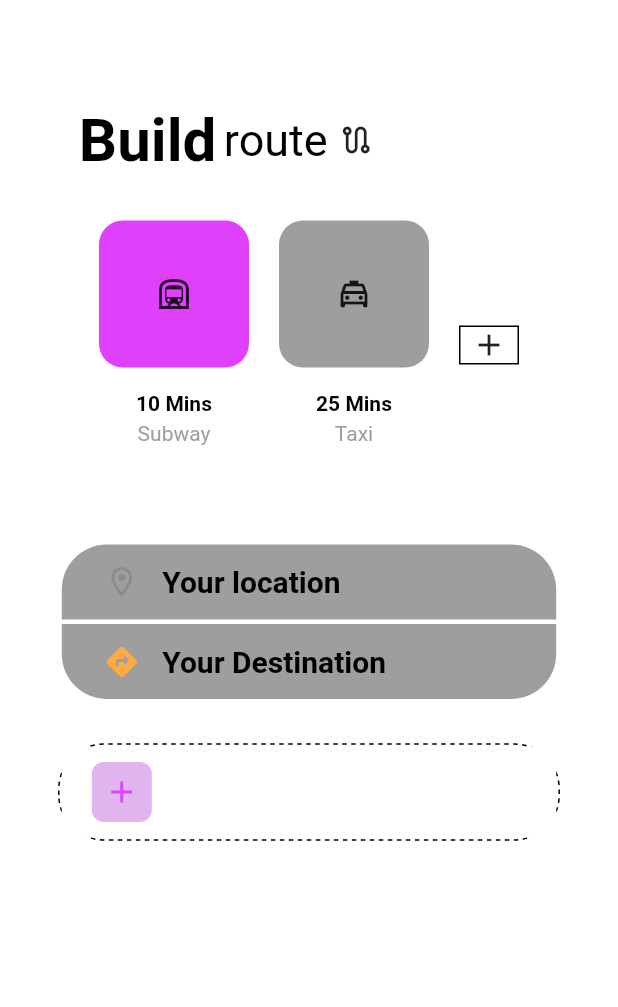
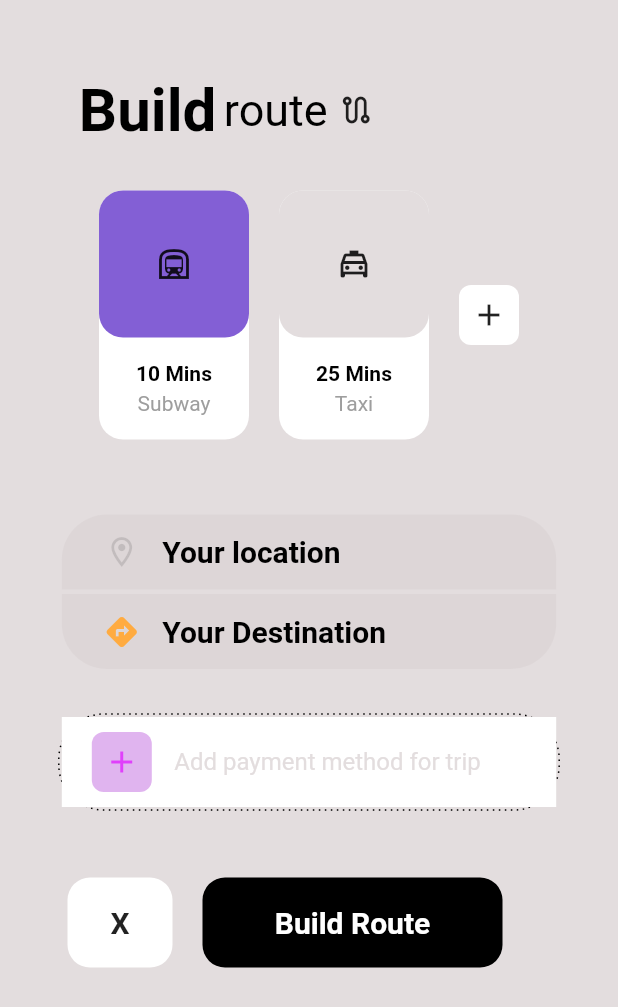
Before and after one commit to DroneCodes/routedriver, a Flutter app: the BuildRoute screen opened directly, on a phone screen of 412 x 824 dp. Shown: the top 1007 px of the screen. Run offline on Flutter 3.47's test engine with Material 2 defaults, Android fonts, the phone set to English and light mode, and no system bars; drawn by our look-alikes of dotted_border; network calls fail.

Commit message:
Finished the BuildRoute page

```diff
--- a/lib/route/route.dart
+++ b/lib/route/route.dart
@@ -9,14 +9,15 @@ class BuildRoute extends StatelessWidget {
   Widget build(BuildContext context) {
     Size size = MediaQuery.of(context).size;
     return Scaffold(
-      backgroundColor: Colors.white,
+      backgroundColor: Color.fromARGB(206, 220, 213, 214),
       body: Container(
         padding: EdgeInsets.all(10),
+        child: Expanded(
           child: Column(
             mainAxisAlignment: MainAxisAlignment.start,
             children: <Widget>[
               Container(
-              padding: EdgeInsets.only(right: 110, top: 60),
+                padding: EdgeInsets.only(right: 110, top: 40),
                 child: Row(
                   mainAxisSize: MainAxisSize.min,
                   mainAxisAlignment: MainAxisAlignment.center,
@@ -58,7 +59,7 @@ class BuildRoute extends StatelessWidget {
                             padding: EdgeInsets.symmetric(horizontal: 16, vertical: 24),
                             decoration: BoxDecoration(
                               borderRadius: BorderRadius.circular(16),
-                            color: Colors.purpleAccent,
+                              color: Color.fromARGB(255, 131, 95, 213),
                             ),
                             child: Container(
                               height: 50,
@@ -96,7 +97,7 @@ class BuildRoute extends StatelessWidget {
                             padding: EdgeInsets.symmetric(horizontal: 16, vertical: 24),
                             decoration: BoxDecoration(
                               borderRadius: BorderRadius.circular(16),
-                            color: Colors.grey,
+                              color: Color.fromARGB(206, 220, 213, 214),
                             ),
                             child: Container(
                               height: 50,
@@ -122,10 +123,11 @@ class BuildRoute extends StatelessWidget {
                     SizedBox(width: 20),
                     Container(
                       decoration: BoxDecoration(
-                      border: Border.all(),
+                        borderRadius: BorderRadius.circular(8),
                         color: Colors.white,
                       ),
                       width: 40,
+                      height: 40,
                       child: Icon(Icons.add,),
                     ),
                   ],
@@ -143,7 +145,7 @@ class BuildRoute extends StatelessWidget {
                   borderRadius: BorderRadius.only(
                       topRight: Radius.circular(30),
                       topLeft: Radius.circular(30)),
-                color: Colors.grey,
+                  color: Color.fromARGB(206, 220, 213, 214),
                 ),
                 height: 50,
                 child: Padding(
@@ -175,7 +177,7 @@ class BuildRoute extends StatelessWidget {
                   borderRadius: BorderRadius.only(
                       bottomRight: Radius.circular(30),
                       bottomLeft: Radius.circular(30)),
-                color: Colors.grey,
+                  color: Color.fromARGB(206, 220, 213, 214),
                 ),
                 height: 50,
                 child: Padding(
@@ -206,7 +208,7 @@ class BuildRoute extends StatelessWidget {
                   radius: Radius.circular(30),
                   strokeWidth: 1,
                   dashPattern: [
-                  3,
+                    1,
                     3
                   ],
                   child: Container(
@@ -228,6 +230,12 @@ class BuildRoute extends StatelessWidget {
                           ),
                           child: Icon(Icons.add, color: Colors.purpleAccent,),
                         ),
+
+                        SizedBox(
+                          width: 15,
+                        ),
+
+                        Text("Add payment method for trip", style: TextStyle(fontSize: 16, fontWeight: FontWeight.normal, color: Color.fromARGB(206, 220, 213, 214)),)
                       ],
                     ),
                 )
@@ -236,7 +244,41 @@ class BuildRoute extends StatelessWidget {
               SizedBox(
                 height: 30,
               ),
+
+              Row(
+                mainAxisAlignment: MainAxisAlignment.start,
+                children: [
+                  SizedBox(
+                    width: 35,
+                  ),
+                  Container(
+                    decoration: BoxDecoration(
+                      borderRadius: BorderRadius.circular(15),
+                      color: Colors.white,
+                    ),
+                    width: 70,
+                    height: 60,
+                    child: Center(child: Text("X", style: TextStyle(fontWeight: FontWeight.bold, fontSize: 20),))
+                  ),
+
+                  SizedBox(
+                    width: 20,
+                  ),
+
+                  Container(
+                    margin: const EdgeInsets.symmetric(vertical: 15),
+                    height: 60,
+                    width: 200,
+                      decoration: BoxDecoration(
+                        borderRadius: BorderRadius.circular(15),
+                        color: Colors.black
+                      ),
+                      child:
+                      Center(child: const Text("Build Route", style: TextStyle(color: Colors.white, fontSize: 20, fontWeight: FontWeight.bold),))),
                 ],
+              )
+            ],
+          ),
         ),
       ),
     );
```
Lines whose indentation alone changed are shown as unchanged.
